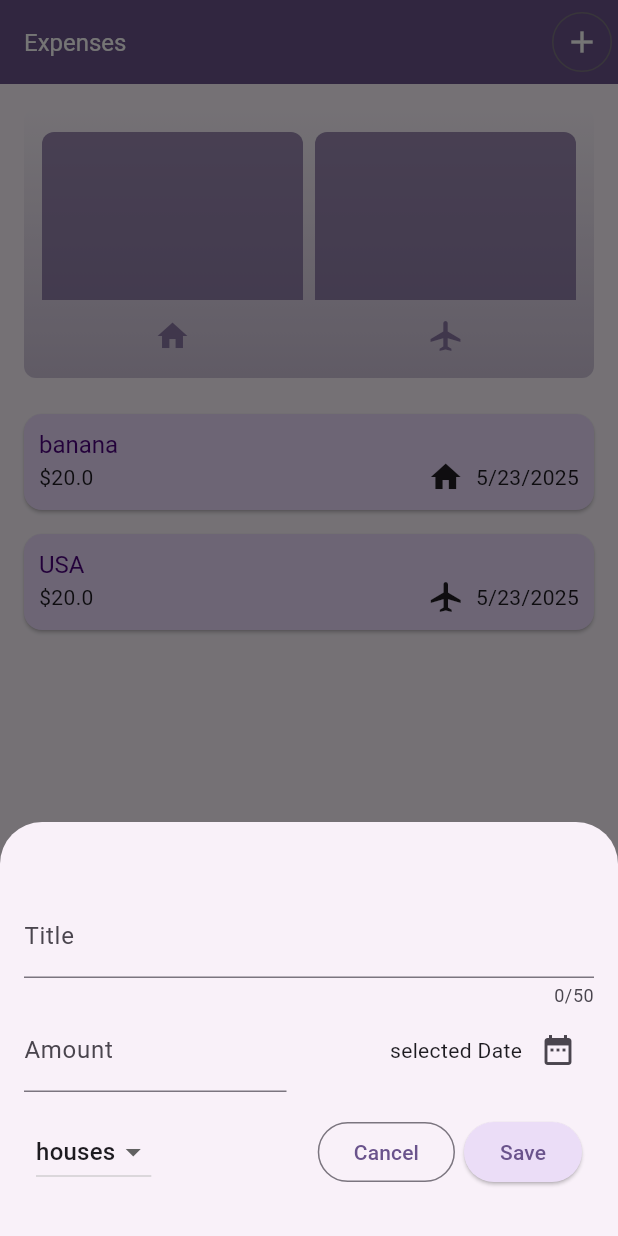
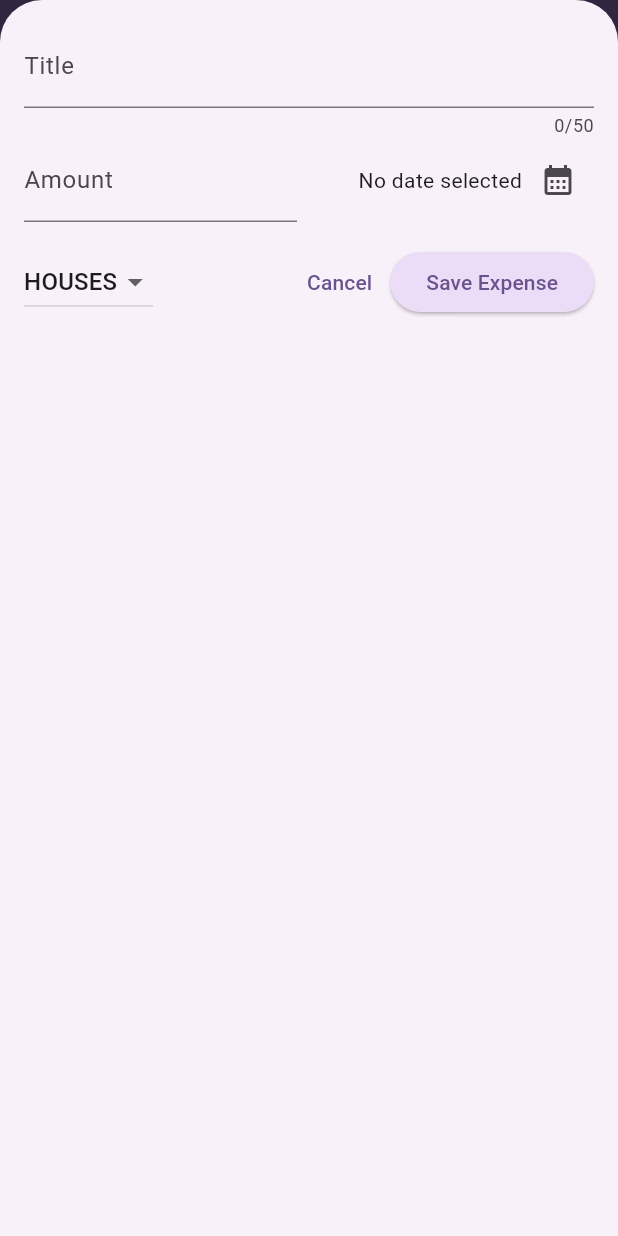
Before and after one commit to Hasan-droid/expenses_tracker, a Flutter app: the screen it shows after launch, after a tap on the "add" icon, on a phone screen of 412 x 824 dp. Run offline on Flutter 3.47's test engine with Material 3 defaults, Android fonts, the phone set to English and light mode, and no system bars.

Commit message:
142. Using the LayoutBuilder Widget

```diff
--- a/lib/screen/new_item.dart
+++ b/lib/screen/new_item.dart
@@ -78,57 +78,52 @@ class _NewItemState extends State<NewItem> {
 
   @override
   Widget build(BuildContext context) {
-    final keyBoardSpace = MediaQuery.of(context).viewInsets.bottom;
-    return SingleChildScrollView(
+    final keyboardSpace = MediaQuery.of(context).viewInsets.bottom;
+    return LayoutBuilder(
+      builder: (ctx, constraints) {
+        final width = constraints.maxWidth;
+
+        return SizedBox(
+          height: double.infinity,
+          child: SingleChildScrollView(
             child: Padding(
-        //this padding so the modal does not overlap with camera notch on top
-        padding: EdgeInsets.fromLTRB(16, 48, 16, keyBoardSpace + 16),
-        // padding: const EdgeInsets.all(16),
+              padding: EdgeInsets.fromLTRB(16, 16, 16, keyboardSpace + 16),
               child: Column(
                 children: [
-            TextField(
-              decoration: InputDecoration(label: Text("Title")),
-              controller: _inputTextController,
-              maxLength: 50,
-              keyboardType: TextInputType.text,
-            ),
-
+                  if (width >= 600)
                     Row(
-              crossAxisAlignment: CrossAxisAlignment.center,
+                      crossAxisAlignment: CrossAxisAlignment.start,
                       children: [
                         Expanded(
                           child: TextField(
-                    decoration: InputDecoration(
-                      label: Text("Amount"),
-                      prefix: Text("\$ "),
+                            controller: _inputTextController,
+                            maxLength: 50,
+                            decoration: const InputDecoration(
+                              label: Text('Title'),
                             ),
+                          ),
+                        ),
+                        const SizedBox(width: 24),
+                        Expanded(
+                          child: TextField(
                             controller: _inputAmountController,
                             keyboardType: TextInputType.number,
+                            decoration: const InputDecoration(
+                              prefixText: '\$ ',
+                              label: Text('Amount'),
                             ),
-                ),
-                SizedBox(width: 30),
-                Expanded(
-                  child: Row(
-                    mainAxisAlignment: MainAxisAlignment.end,
-                    children: [
-                      _dateValue != null
-                          ? Text(formatter.format(_dateValue!))
-                          : Text("selected Date"),
-                      IconButton(
-                        onPressed: () {
-                          _presentDatePicker();
-                        },
-                        icon: Icon(Icons.date_range),
-                      ),
-                    ],
                           ),
                         ),
                       ],
+                    )
+                  else
+                    TextField(
+                      controller: _inputTextController,
+                      maxLength: 50,
+                      decoration: const InputDecoration(label: Text('Title')),
                     ),
-
-            Padding(
-              padding: const EdgeInsets.symmetric(vertical: 16, horizontal: 8),
-              child: Row(
+                  if (width >= 600)
+                    Row(
                       children: [
                         DropdownButton(
                           value: _categoryValue,
@@ -137,32 +132,131 @@ class _NewItemState extends State<NewItem> {
                                   .map(
                                     (category) => DropdownMenuItem(
                                       value: category,
-                                child: Text(category.name),
+                                      child: Text(category.name.toUpperCase()),
                                     ),
                                   )
                                   .toList(),
                           onChanged: (value) {
-                      if (value == null) return;
+                            if (value == null) {
+                              return;
+                            }
                             setState(() {
-                        _categoryValue = value!;
+                              _categoryValue = value;
                             });
                           },
                         ),
-                  Spacer(),
-                  OutlinedButton(
-                    onPressed: () {
-                      Navigator.of(context).pop();
-                    },
-                    child: Text("Cancel"),
+                        const SizedBox(width: 24),
+                        Expanded(
+                          child: Row(
+                            mainAxisAlignment: MainAxisAlignment.end,
+                            crossAxisAlignment: CrossAxisAlignment.center,
+                            children: [
+                              Text(
+                                _dateValue == null
+                                    ? 'No date selected'
+                                    : formatter.format(_dateValue!),
                               ),
-                  SizedBox(width: 6),
-                  ElevatedButton(onPressed: _submitInputs, child: Text("Save")),
+                              IconButton(
+                                onPressed: _presentDatePicker,
+                                icon: const Icon(Icons.calendar_month),
+                              ),
+                            ],
+                          ),
+                        ),
+                      ],
+                    )
+                  else
+                    Row(
+                      children: [
+                        Expanded(
+                          child: TextField(
+                            controller: _inputAmountController,
+                            keyboardType: TextInputType.number,
+                            decoration: const InputDecoration(
+                              prefixText: '\$ ',
+                              label: Text('Amount'),
+                            ),
+                          ),
+                        ),
+                        const SizedBox(width: 16),
+                        Expanded(
+                          child: Row(
+                            mainAxisAlignment: MainAxisAlignment.end,
+                            crossAxisAlignment: CrossAxisAlignment.center,
+                            children: [
+                              Text(
+                                _dateValue == null
+                                    ? 'No date selected'
+                                    : formatter.format(_dateValue!),
+                              ),
+                              IconButton(
+                                onPressed: _presentDatePicker,
+                                icon: const Icon(Icons.calendar_month),
+                              ),
                             ],
                           ),
                         ),
                       ],
                     ),
+                  const SizedBox(height: 16),
+                  if (width >= 600)
+                    Row(
+                      children: [
+                        const Spacer(),
+                        TextButton(
+                          onPressed: () {
+                            Navigator.pop(context);
+                          },
+                          child: const Text('Cancel'),
                         ),
+                        ElevatedButton(
+                          onPressed: _submitInputs,
+                          child: const Text('Save Expense'),
+                        ),
+                      ],
+                    )
+                  else
+                    Row(
+                      children: [
+                        DropdownButton(
+                          value: _categoryValue,
+                          items:
+                              Category.values
+                                  .map(
+                                    (category) => DropdownMenuItem(
+                                      value: category,
+                                      child: Text(category.name.toUpperCase()),
+                                    ),
+                                  )
+                                  .toList(),
+                          onChanged: (value) {
+                            if (value == null) {
+                              return;
+                            }
+                            setState(() {
+                              _categoryValue = value;
+                            });
+                          },
+                        ),
+                        const Spacer(),
+                        TextButton(
+                          onPressed: () {
+                            Navigator.pop(context);
+                          },
+                          child: const Text('Cancel'),
+                        ),
+                        ElevatedButton(
+                          onPressed: _submitInputs,
+                          child: const Text('Save Expense'),
+                        ),
+                      ],
+                    ),
+                ],
+              ),
+            ),
+          ),
+        );
+      },
     );
   }
 }
```
Lines whose indentation alone changed are shown as unchanged.
